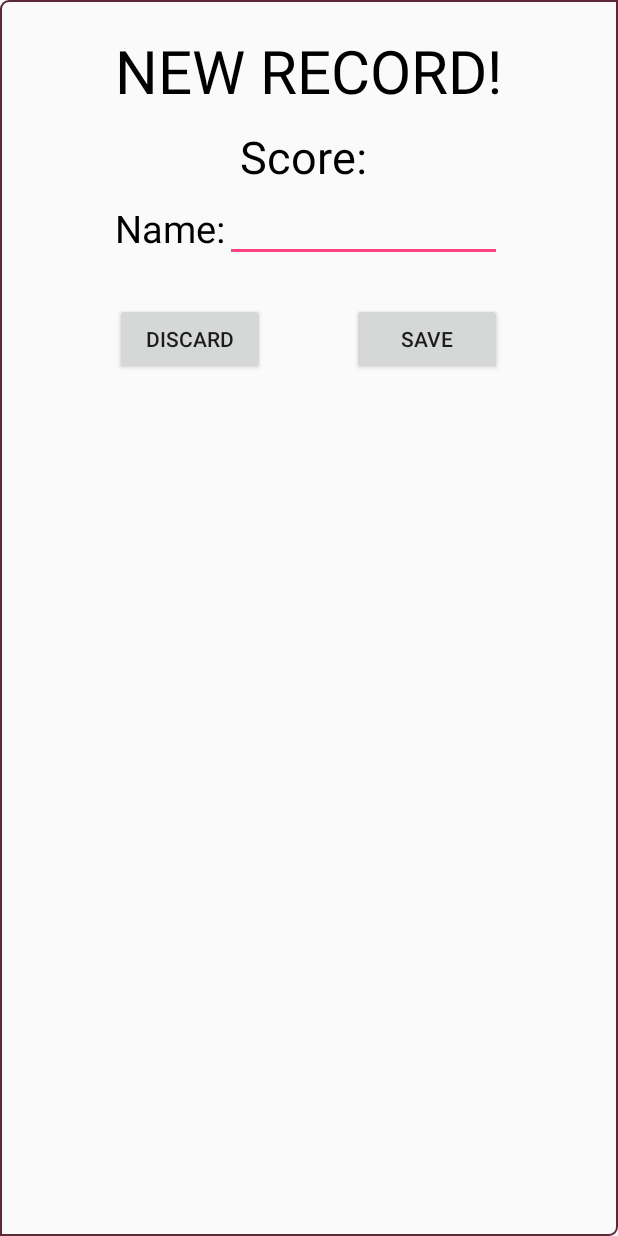
After one commit to babadela3/Playground, an Android app: the layout catalin_dialog_fragment.xml on its own in the app's theme, with its tools: preview values and no code run, on a phone screen of 412 x 824 dp. The commit adds this screen. Run offline under Robolectric (Android 15) with nearby library versions, the phone set to English and light mode, and no system bars.

Commit message:
catalin dialog

```diff
--- a/ButtonsAndDialogs/app/build.gradle
+++ b/ButtonsAndDialogs/app/build.gradle
@@ -17,7 +17,11 @@ android {
             proguardFiles getDefaultProguardFile('proguard-android.txt'), 'proguard-rules.pro'
         }
     }
+
+
 }
+
+
 
 dependencies {
     compile fileTree(dir: 'libs', include: ['*.jar'])
--- /dev/null
+++ b/ButtonsAndDialogs/app/src/main/res/drawable/catalin_dialog_fragment_border.xml
@@ -0,0 +1,17 @@
+<shape xmlns:android="http://schemas.android.com/apk/res/android"
+    android:shape="rectangle" >
+    <!-- This is the stroke you want to define -->
+    <stroke android:width="1dp"
+        android:color="@color/colorStroke"/>
+
+    <!-- Optional, round your corners -->
+    <corners android:bottomLeftRadius="0dp"
+        android:topLeftRadius="5dp"
+        android:bottomRightRadius="5dp"
+        android:topRightRadius="0dp" />
+
+    <!-- Optional, fill the rest of your background with a color or gradient, use transparent if you only want the border to be displayed-->
+    <gradient android:startColor="@android:color/transparent"
+        android:endColor="@android:color/transparent"
+        android:angle="90"/>
+</shape>
--- /dev/null
+++ b/ButtonsAndDialogs/app/src/main/res/layout/catalin_dialog_fragment.xml
@@ -0,0 +1,87 @@
+<?xml version="1.0" encoding="utf-8"?>
+<RelativeLayout xmlns:android="http://schemas.android.com/apk/res/android"
+    android:orientation="vertical"
+    android:layout_width="match_parent"
+    android:layout_height="match_parent"
+    android:background="@drawable/catalin_dialog_fragment_border"
+    >
+
+    <TextView
+        android:layout_width="wrap_content"
+        android:layout_height="wrap_content"
+        android:id="@+id/catalinDF_title"
+
+        android:text="NEW RECORD!"
+        android:textSize="40sp"
+        android:textColor="#000"
+
+        android:layout_centerHorizontal="true"
+        android:layout_marginTop="20dp"
+        />
+    <TextView
+        android:layout_width="wrap_content"
+        android:layout_height="wrap_content"
+        android:id="@+id/catalinDF_score"
+
+        android:text="Score: "
+        android:textSize="30sp"
+        android:textColor="#000"
+
+        android:layout_centerHorizontal="true"
+        android:layout_marginTop="10dp"
+        android:layout_below="@+id/catalinDF_title"
+
+
+        />
+    <TextView
+        android:layout_width="wrap_content"
+        android:layout_height="wrap_content"
+        android:id="@+id/catalinDF_nameTV"
+        android:text="Name:"
+        android:textSize="25sp"
+        android:textColor="#000"
+
+
+        android:layout_above="@+id/catalinDF_discard"
+        android:layout_marginBottom="-50dp"
+        android:layout_alignLeft="@+id/catalinDF_discard"
+        android:layout_alignTop="@+id/catalinDF_nameET"
+        android:gravity="center"
+
+        />
+
+    <EditText
+        android:layout_width="150dp"
+        android:layout_height="wrap_content"
+        android:id="@+id/catalinDF_nameET"
+
+        android:layout_toRightOf="@+id/catalinDF_nameTV"
+        android:layout_above="@+id/catalinDF_discard"
+        android:layout_marginBottom="-50dp"
+        android:layout_alignRight="@+id/catalinDF_save"
+
+        />
+    <Button
+        style="?android:attr/buttonStyleSmall"
+        android:layout_width="100dp"
+        android:layout_height="wrap_content"
+        android:text="Discard"
+        android:id="@+id/catalinDF_discard"
+        android:layout_below="@+id/catalinDF_score"
+        android:layout_alignLeft="@+id/catalinDF_title"
+        android:layout_alignStart="@+id/catalinDF_title"
+        android:layout_marginTop="77dp"
+        android:layout_marginBottom="50dp"/>
+
+    <Button
+        style="?android:attr/buttonStyleSmall"
+        android:layout_width="100dp"
+        android:layout_height="wrap_content"
+        android:text="Save"
+        android:id="@+id/catalinDF_save"
+        android:layout_alignTop="@+id/catalinDF_discard"
+        android:layout_alignRight="@+id/catalinDF_title"
+        android:layout_alignEnd="@+id/catalinDF_title" />
+
+
+</RelativeLayout>
--- a/ButtonsAndDialogs/app/src/main/res/values/colors.xml
+++ b/ButtonsAndDialogs/app/src/main/res/values/colors.xml
@@ -3,4 +3,5 @@
     <color name="colorPrimary">#3F51B5</color>
     <color name="colorPrimaryDark">#303F9F</color>
     <color name="colorAccent">#FF4081</color>
+    <color name="colorStroke">#5d283a</color>
 </resources>
```
Also changed, not shown: ButtonsAndDialogs/app/src/main/java/com/example/gabriela/buttonsanddialogs/CatalinDialogFragment.java (added, +69 -0 lines), ButtonsAndDialogs/app/src/main/java/com/example/gabriela/buttonsanddialogs/DialogsActivity.java (+88 -0 lines), ButtonsAndDialogs/app/src/main/res/layout/dialogs.xml (+4 -3 lines).
